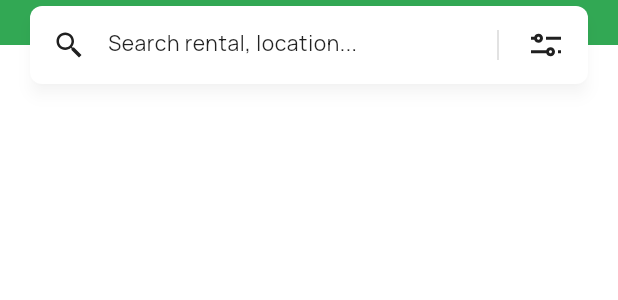
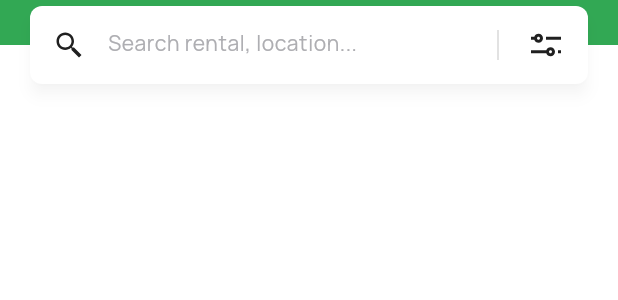
Before and after one commit to hellomentorplus/hatspace, a Flutter app: the SearchBar widget shown alone on an empty page, opened directly, on a phone screen of 412 x 824 dp. Shown: the top 300 px of the screen. Run offline on Flutter 3.47's test engine with Material 2 defaults, Android fonts, the phone set to English and light mode, and no system bars; our stand-ins replace cloud_firestore, equatable, firebase_auth, firebase_core, firebase_remote_config, flutter_bloc and 4 more; missing offline and left inert: flutter_facebook_auth, shake; accounts and stored records are empty; generated files the repository leaves out were written again.

Commit message:
update placeholder text color to gray (#63)

```diff
--- a/lib/features/home/view/widgets/app_bar_bottom.dart
+++ b/lib/features/home/view/widgets/app_bar_bottom.dart
@@ -39,7 +39,7 @@ class SearchBar extends StatelessWidget implements PreferredSizeWidget {
                           hintStyle: Theme.of(context)
                               .textTheme
                               .bodyMedium
-                              ?.copyWith(height: 1.0)),
+                              ?.copyWith(height: 1.0, color: HSColor.neutral5)),
                       style: Theme.of(context)
                           .textTheme
                           .bodyMedium
```
